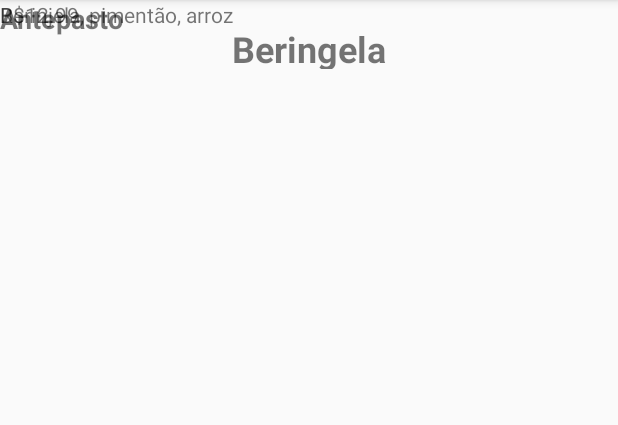
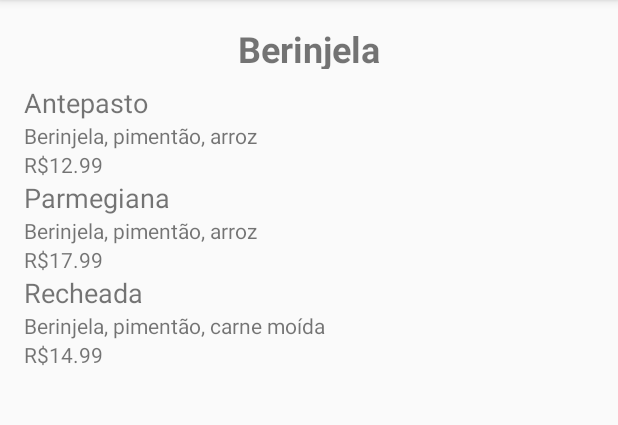
Before and after one commit to cassiashigenaga/cardapio, an Android app: the screen it shows after launch (Cardapio2), after a tap on an icon or button, on a phone screen of 412 x 824 dp, the part 84-509 px from its top. Run offline under Robolectric (Android 15) with nearby library versions, the phone set to English and light mode, and no system bars.

Commit message:
Lista de produtos dinâmica

```diff
--- a/app/src/main/java/com/example/cassiamshigenaga/cardapio/Cardapio2.java
+++ b/app/src/main/java/com/example/cassiamshigenaga/cardapio/Cardapio2.java
@@ -3,14 +3,18 @@ package com.example.cassiamshigenaga.cardapio;
 import android.content.Intent;
 import android.support.v7.app.AppCompatActivity;
 import android.os.Bundle;
+import android.widget.LinearLayout;
 import android.widget.TextView;
 
 import com.example.cassiamshigenaga.cardapio.modelos.Produto;
 
+import java.util.ArrayList;
+
 
 public class Cardapio2 extends AppCompatActivity {
 
-    public Produto produto1;
+    public ArrayList<Produto> produtos = new ArrayList<>();
+    public LinearLayout layoutlinear;
 
     @Override
     protected void onCreate(Bundle savedInstanceState) {
@@ -23,21 +27,58 @@ public class Cardapio2 extends AppCompatActivity {
         TextView textViewTitulo = findViewById(R.id.tvTitulo);
         textViewTitulo.setText(titulo);
 
-        TextView textViewItem1 = findViewById(R.id.tvItem1);
-        TextView textViewDesc1 = findViewById(R.id.tvDesc1);
-        TextView textViewPreco1 = findViewById(R.id.tvPreco1);
 
-        if (titulo.equals("Beringela")){
-            produto1 = new Produto("Antepasto", 12.99, "Berinjela", "Berinjela, pimentão, arroz");
-            textViewItem1.setText(produto1.getNome());
-            textViewDesc1.setText(produto1.getDescricao());
-            textViewPreco1.setText("R$" + produto1.getPreco().toString());
+        if (titulo.equals("Berinjela")) {
+            produtos.add(new Produto("Antepasto", 12.99, "Berinjela", "Berinjela, pimentão, arroz"));
+            produtos.add(new Produto("Parmegiana", 17.99, "Berinjela", "Berinjela, pimentão, arroz"));
+            produtos.add(new Produto("Recheada", 14.99, "Berinjela", "Berinjela, pimentão, carne moída"));
+        }
+
+        else if (titulo.equals("Hamburguer")) {
+            produtos.add(new Produto("X-Salada", 20.99, "Hamburguer", "Hamburguer, queijo, alface, tomate"));
+            produtos.add(new Produto("X-Tudo", 27.99, "Hamburguer", " Dois hamburguers, queijo, tomate, molho, ovo"));
+            produtos.add(new Produto("Cheddar", 19.99, "Hamburguer", " Hamburguer, queijo cheddar, tomate, molho "));
+        }
+
+        else if (titulo.equals("Drinks")) {
+            produtos.add(new Produto("Refrigerante", 4.99, "Drinks", "Coca-Cola, Guaraná, Sprite, Fanta"));
+            produtos.add(new Produto("Suco", 3.99, "Drinks", "Suco natural: Uva, limão, laranja"));
+            produtos.add(new Produto("Água", 2.99, "Drinks", "Garrafa"));
+        }
+
+        else if (titulo.equals("Doces")) {
+            produtos.add(new Produto("Brigadeiro", 3.99, "Doces", "Brigadeiro de colher"));
+            produtos.add(new Produto("Pão de mel", 4.99, "Doces", "Pão de mel caseiro"));
+            produtos.add(new Produto("Sorvete", 5.99, "Doces", "Picolé: Magnum, Kibom, Beijo"));
+        }
+
+        listaProdutos(produtos);
+
+    }
+
+    //Método onCreate
+
+    public void listaProdutos(ArrayList<Produto> lista) {
+
+        layoutlinear = findViewById(R.id.lVertical);
+
+        for (int i=0; i<lista.size(); i++) {
+
+            TextView textViewItem1 = new TextView(this);
+            TextView textViewDesc1 = new TextView(this);
+            TextView textViewPreco1 = new TextView(this);
+
+            textViewItem1.setText(lista.get(i).getNome());
+            textViewItem1.setTextSize(18);
+            textViewDesc1.setText(lista.get(i).getDescricao());
+            textViewPreco1.setText("R$" + lista.get(i).getPreco().toString());
+
+            layoutlinear.addView(textViewItem1);
+            layoutlinear.addView(textViewDesc1);
+            layoutlinear.addView(textViewPreco1);
 
         }
 
-        else if (titulo.equals("Hamburguer")){
-            textViewItem1.setText("X-Salada");
-        }
+    }//Método listaProdutos
 
-    }
-}
+}//Lista da Classe
--- a/app/src/main/java/com/example/cassiamshigenaga/cardapio/MainActivity.java
+++ b/app/src/main/java/com/example/cassiamshigenaga/cardapio/MainActivity.java
@@ -25,7 +25,7 @@ public class MainActivity extends AppCompatActivity {
     }
 
     public void botaoPratosQuentes(View view) {
-        tituloDaActivity = "Beringela";
+        tituloDaActivity = "Berinjela";
         Intent intent = new Intent(this, Cardapio2.class);
         intent.putExtra(TITULO, tituloDaActivity);
         startActivity(intent);
--- a/app/src/main/res/layout/activity_cardapio2.xml
+++ b/app/src/main/res/layout/activity_cardapio2.xml
@@ -22,29 +22,19 @@
         app:layout_constraintStart_toStartOf="parent"
         app:layout_constraintTop_toTopOf="parent" />
 
-    <TextView
-        android:id="@+id/tvItem1"
-        android:layout_width="wrap_content"
+    <LinearLayout
+        android:id="@+id/lVertical"
+        android:layout_width="0dp"
         android:layout_height="wrap_content"
-        android:text="Item 1"
-        android:textSize="18sp"
-        android:textStyle="bold"
-        tools:layout_editor_absoluteX="16dp"
-        tools:layout_editor_absoluteY="99dp" />
+        android:layout_marginStart="16dp"
+        android:layout_marginLeft="16dp"
+        android:layout_marginTop="56dp"
+        android:layout_marginEnd="16dp"
+        android:layout_marginRight="16dp"
+        android:orientation="vertical"
+        app:layout_constraintEnd_toEndOf="parent"
+        app:layout_constraintHorizontal_bias="0.0"
+        app:layout_constraintStart_toStartOf="parent"
+        app:layout_constraintTop_toTopOf="parent"></LinearLayout>
 
-    <TextView
-        android:id="@+id/tvDesc1"
-        android:layout_width="wrap_content"
-        android:layout_height="wrap_content"
-        android:text="Descrição"
-        tools:layout_editor_absoluteX="16dp"
-        tools:layout_editor_absoluteY="140dp" />
-
-    <TextView
-        android:id="@+id/tvPreco1"
-        android:layout_width="wrap_content"
-        android:layout_height="wrap_content"
-        android:text="Preço"
-        tools:layout_editor_absoluteX="16dp"
-        tools:layout_editor_absoluteY="174dp" />
 </android.support.constraint.ConstraintLayout>
```
